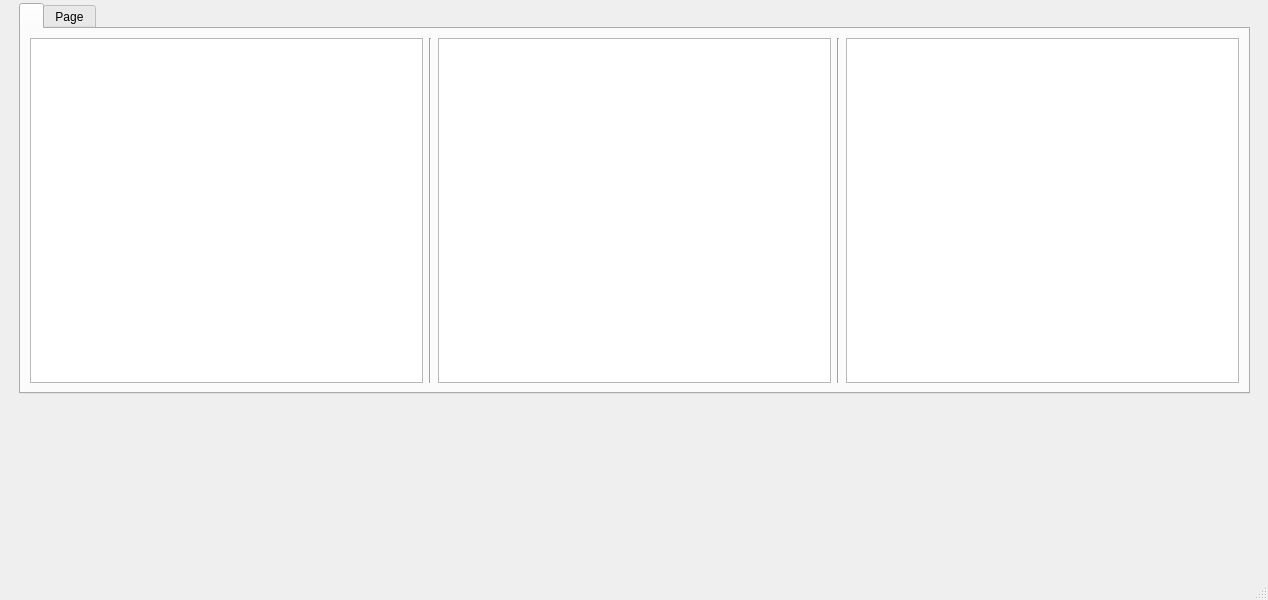
This is Python/CuadricopteroUCAB/InterfazPrincipalQt.ui in YoshuaNava/TesisCuadricoptero as Qt 5 draws it before an edit. The edited form follows.
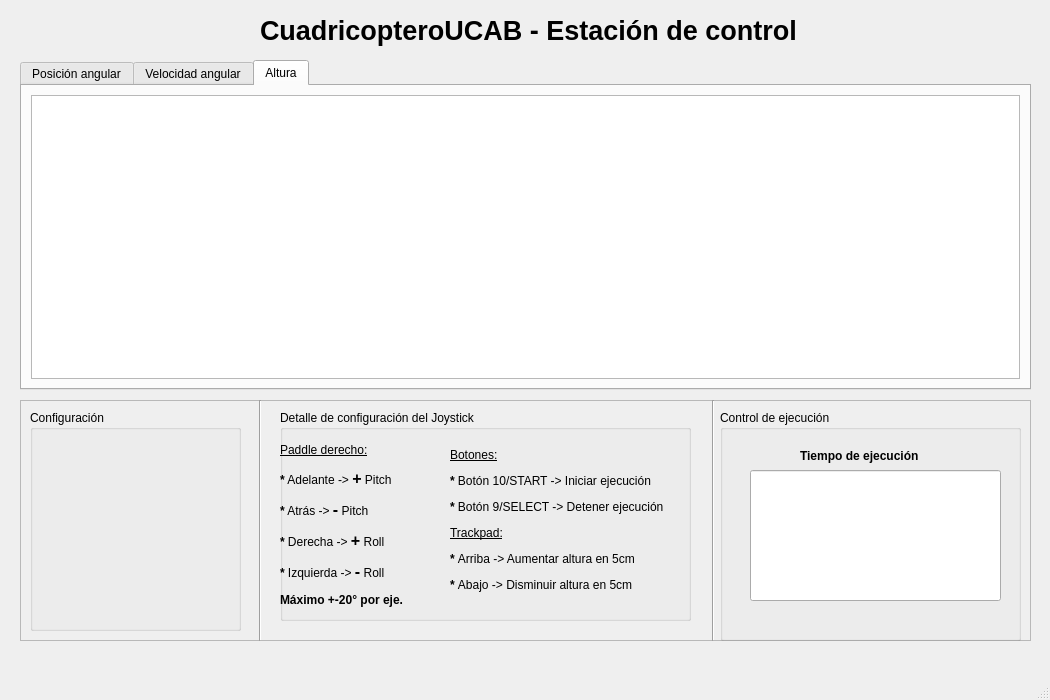
This is the edited form. Custom widgets are drawn as their Qt base class.

Commit message: Interfaz en Qt.

Diff of the .ui file:
```diff
--- a/Python/CuadricopteroUCAB/InterfazPrincipalQt.ui
+++ b/Python/CuadricopteroUCAB/InterfazPrincipalQt.ui
@@ -6,8 +6,8 @@
    <rect>
     <x>0</x>
     <y>0</y>
-    <width>1268</width>
-    <height>600</height>
+    <width>1050</width>
+    <height>700</height>
    </rect>
   </property>
   <property name="windowTitle">
@@ -17,18 +17,18 @@
    <widget class="QTabWidget" name="tabWidget">
     <property name="geometry">
      <rect>
-      <x>19</x>
-      <y>3</y>
-      <width>1231</width>
-      <height>391</height>
+      <x>20</x>
+      <y>60</y>
+      <width>1011</width>
+      <height>330</height>
      </rect>
     </property>
     <property name="currentIndex">
-     <number>0</number>
+     <number>2</number>
     </property>
     <widget class="QWidget" name="tabWidgetPage_posicionAngular" native="true">
      <attribute name="title">
-      <string/>
+      <string>Posición angular</string>
      </attribute>
      <layout class="QGridLayout" name="gridLayout">
       <item row="0" column="0">
@@ -58,7 +58,7 @@
     </widget>
     <widget class="QWidget" name="tab_3">
      <attribute name="title">
-      <string>Page</string>
+      <string>Velocidad angular</string>
      </attribute>
      <layout class="QGridLayout" name="gridLayout_2">
       <item row="0" column="0">
@@ -86,6 +86,178 @@
       </item>
      </layout>
     </widget>
+    <widget class="QWidget" name="tab_4">
+     <attribute name="title">
+      <string>Altura</string>
+     </attribute>
+     <layout class="QGridLayout" name="gridLayout_3">
+      <item row="0" column="0">
+       <widget class="PlotWidget" name="graphicsView_altura"/>
+      </item>
+     </layout>
+    </widget>
+   </widget>
+   <widget class="QLabel" name="tituloVentana">
+    <property name="geometry">
+     <rect>
+      <x>260</x>
+      <y>10</y>
+      <width>641</width>
+      <height>41</height>
+     </rect>
+    </property>
+    <property name="font">
+     <font>
+      <pointsize>20</pointsize>
+      <weight>75</weight>
+      <bold>true</bold>
+     </font>
+    </property>
+    <property name="text">
+     <string>CuadricopteroUCAB - Estación de control</string>
+    </property>
+   </widget>
+   <widget class="QFrame" name="menu_Configuracion_Controles_Estado">
+    <property name="geometry">
+     <rect>
+      <x>20</x>
+      <y>400</y>
+      <width>1011</width>
+      <height>241</height>
+     </rect>
+    </property>
+    <property name="frameShape">
+     <enum>QFrame::StyledPanel</enum>
+    </property>
+    <property name="frameShadow">
+     <enum>QFrame::Raised</enum>
+    </property>
+    <widget class="QGroupBox" name="configuracionSesionVuelo">
+     <property name="geometry">
+      <rect>
+       <x>10</x>
+       <y>10</y>
+       <width>211</width>
+       <height>221</height>
+      </rect>
+     </property>
+     <property name="title">
+      <string>Configuración</string>
+     </property>
+    </widget>
+    <widget class="Line" name="line">
+     <property name="geometry">
+      <rect>
+       <x>230</x>
+       <y>0</y>
+       <width>20</width>
+       <height>241</height>
+      </rect>
+     </property>
+     <property name="orientation">
+      <enum>Qt::Vertical</enum>
+     </property>
+    </widget>
+    <widget class="QGroupBox" name="controlesEJecucion">
+     <property name="geometry">
+      <rect>
+       <x>700</x>
+       <y>10</y>
+       <width>301</width>
+       <height>231</height>
+      </rect>
+     </property>
+     <property name="title">
+      <string>Control de ejecución</string>
+     </property>
+     <widget class="QLabel" name="titulo_tiempoEjecucion">
+      <property name="geometry">
+       <rect>
+        <x>80</x>
+        <y>30</y>
+        <width>141</width>
+        <height>31</height>
+       </rect>
+      </property>
+      <property name="font">
+       <font>
+        <weight>75</weight>
+        <bold>true</bold>
+       </font>
+      </property>
+      <property name="text">
+       <string>Tiempo de ejecución</string>
+      </property>
+     </widget>
+     <widget class="QLineEdit" name="tiempoEJecucion">
+      <property name="geometry">
+       <rect>
+        <x>30</x>
+        <y>60</y>
+        <width>251</width>
+        <height>131</height>
+       </rect>
+      </property>
+      <property name="readOnly">
+       <bool>true</bool>
+      </property>
+     </widget>
+    </widget>
+    <widget class="Line" name="line_2">
+     <property name="geometry">
+      <rect>
+       <x>683</x>
+       <y>0</y>
+       <width>20</width>
+       <height>241</height>
+      </rect>
+     </property>
+     <property name="orientation">
+      <enum>Qt::Vertical</enum>
+     </property>
+    </widget>
+    <widget class="QGroupBox" name="cheatsheetJoystick">
+     <property name="geometry">
+      <rect>
+       <x>260</x>
+       <y>10</y>
+       <width>411</width>
+       <height>211</height>
+      </rect>
+     </property>
+     <property name="title">
+      <string>Detalle de configuración del Joystick</string>
+     </property>
+     <widget class="QLabel" name="detalleConfiguracionPaddleDerecho">
+      <property name="geometry">
+       <rect>
+        <x>0</x>
+        <y>30</y>
+        <width>141</width>
+        <height>171</height>
+       </rect>
+      </property>
+      <property name="text">
+       <string>&lt;html&gt;&lt;head/&gt;&lt;body&gt;&lt;p&gt;&lt;span style=&quot; text-decoration: underline;&quot;&gt;Paddle derecho:&lt;/span&gt;&lt;/p&gt;&lt;p&gt;&lt;span style=&quot; font-weight:600;&quot;&gt;*&lt;/span&gt; Adelante -&amp;gt; &lt;span style=&quot; font-size:12pt; font-weight:600;&quot;&gt;+&lt;/span&gt; Pitch&lt;/p&gt;&lt;p&gt;&lt;span style=&quot; font-weight:600;&quot;&gt;*&lt;/span&gt; Atrás -&amp;gt; &lt;span style=&quot; font-size:12pt; font-weight:600;&quot;&gt;-&lt;/span&gt; Pitch&lt;/p&gt;&lt;p&gt;&lt;span style=&quot; font-weight:600;&quot;&gt;*&lt;/span&gt; Derecha -&amp;gt; &lt;span style=&quot; font-size:12pt; font-weight:600;&quot;&gt;+&lt;/span&gt; Roll&lt;/p&gt;&lt;p&gt;&lt;span style=&quot; font-weight:600;&quot;&gt;*&lt;/span&gt; Izquierda -&amp;gt; &lt;span style=&quot; font-size:12pt; font-weight:600;&quot;&gt;-&lt;/span&gt; Roll&lt;/p&gt;&lt;p&gt;&lt;span style=&quot; font-weight:600;&quot;&gt;Máximo +-20° por eje.&lt;/span&gt;&lt;/p&gt;&lt;/body&gt;&lt;/html&gt;</string>
+      </property>
+      <property name="alignment">
+       <set>Qt::AlignLeading|Qt::AlignLeft|Qt::AlignVCenter</set>
+      </property>
+     </widget>
+     <widget class="QLabel" name="detalleConfiguracionBotones">
+      <property name="geometry">
+       <rect>
+        <x>170</x>
+        <y>30</y>
+        <width>241</width>
+        <height>161</height>
+       </rect>
+      </property>
+      <property name="text">
+       <string>&lt;html&gt;&lt;head/&gt;&lt;body&gt;&lt;p&gt;&lt;span style=&quot; text-decoration: underline;&quot;&gt;Botones:&lt;/span&gt;&lt;/p&gt;&lt;p&gt;&lt;span style=&quot; font-weight:600;&quot;&gt;* &lt;/span&gt;Botón 10/START -&amp;gt; Iniciar ejecución&lt;/p&gt;&lt;p&gt;&lt;span style=&quot; font-weight:600;&quot;&gt;* &lt;/span&gt;Botón 9/SELECT -&amp;gt; Detener ejecución&lt;/p&gt;&lt;p&gt;&lt;span style=&quot; text-decoration: underline;&quot;&gt;Trackpad:&lt;/span&gt;&lt;/p&gt;&lt;p&gt;&lt;span style=&quot; font-weight:600;&quot;&gt;* &lt;/span&gt;Arriba -&amp;gt; Aumentar altura en 5cm&lt;/p&gt;&lt;p&gt;&lt;span style=&quot; font-weight:600;&quot;&gt;* &lt;/span&gt;Abajo -&amp;gt; Disminuir altura en 5cm&lt;/p&gt;&lt;/body&gt;&lt;/html&gt;</string>
+      </property>
+     </widget>
+    </widget>
    </widget>
   </widget>
   <widget class="QMenuBar" name="menubar">
```
Left out of the diff: 14 changed lines with no effect on the pictures.
